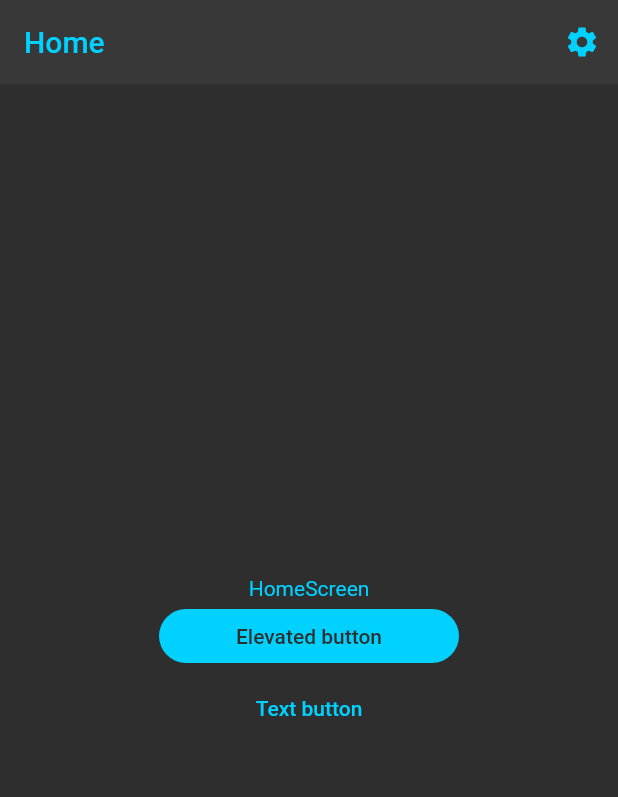
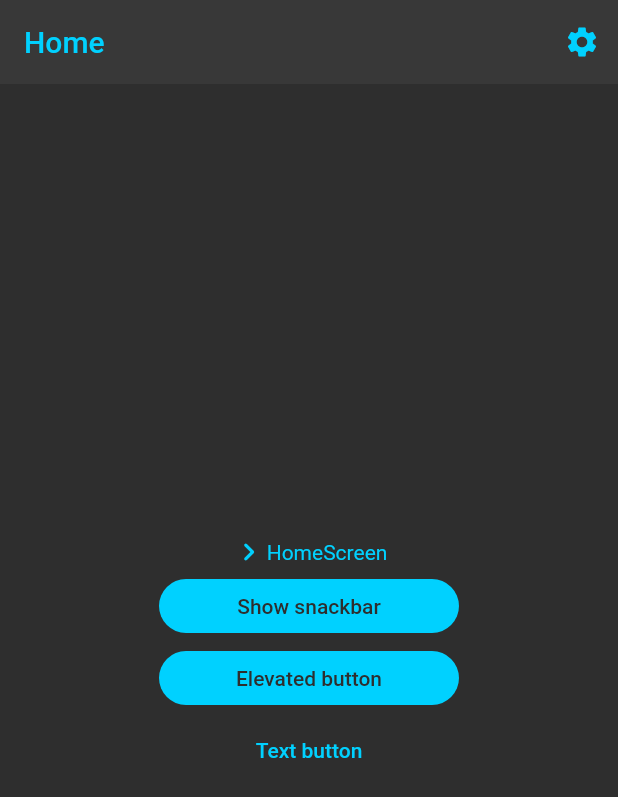
Before and after one commit to EstrellaPoot-Ksquare/tv_series_project, a Flutter app: the screen it shows after launch, on a phone screen of 412 x 824 dp. Shown: the top 797 px of the screen. Run offline on Flutter 3.47's test engine with Material 2 defaults, Android fonts, the light colour scheme and no system bars.

Commit message:
feat: add styles, constants and snackbar

```diff
--- a/lib/core/constants/colors.dart
+++ b/lib/core/constants/colors.dart
@@ -4,4 +4,6 @@ class AppColors {
   static Color appBarBg = const Color(0xff383838);
   static Color scaffoldBg = const Color(0xff2e2e2e);
   static Color main = const Color(0xff00d1ff);
+  static Color snackbarBg = const Color(0xfff25723);
+  static Color snackbarMsg = const Color(0xFFFFFFFF);
 }
--- a/lib/core/constants/icons.dart
+++ b/lib/core/constants/icons.dart
@@ -1,6 +1,7 @@
 import 'package:flutter/material.dart';
 
 class AppIcons {
-  static Icon settings = const Icon(Icons.settings);
-  static Icon find = const Icon(Icons.search_rounded);
+  static IconData settings = Icons.settings;
+  static IconData find = Icons.search_rounded;
+  static IconData menuItem = Icons.chevron_right_rounded;
 }
--- a/lib/core/styles/app_theme.dart
+++ b/lib/core/styles/app_theme.dart
@@ -22,9 +22,17 @@ class AppTheme {
     textButtonTheme: TextButtonThemeData(
       style: TextButton.styleFrom(
         foregroundColor: AppColors.main,
-        // textStyle: const TextStyle(
-        //   fontSize: 20,
-        // ),
+      ),
+    ),
+    snackBarTheme: SnackBarThemeData(
+      backgroundColor: AppColors.snackbarBg,
+      shape: RoundedRectangleBorder(
+        borderRadius: BorderRadius.circular(30.0),
+      ),
+      behavior: SnackBarBehavior.floating,
+      contentTextStyle: TextStyle(
+        color: AppColors.snackbarMsg,
+        fontWeight: FontWeight.bold,
       ),
     ),
   );
--- /dev/null
+++ b/lib/core/utils/snackbar_manager.dart
@@ -0,0 +1,23 @@
+import 'package:flutter/material.dart';
+
+class SnackbarManager {
+  displaySnackbar(context, text) {
+    ScaffoldMessenger.of(context).showSnackBar(
+      SnackBar(
+        content: Container(
+          alignment: Alignment.center,
+          height: 35,
+          child: Text(
+            '$text',
+          ),
+        ),
+        duration: const Duration(milliseconds: 1500),
+        width:
+            MediaQuery.of(context).size.width * 0.9, // Width of the SnackBar.
+        padding: const EdgeInsets.symmetric(
+          horizontal: 8.0, // Inner padding for SnackBar content.
+        ),
+      ),
+    );
+  }
+}
--- a/lib/screens/home_screen.dart
+++ b/lib/screens/home_screen.dart
@@ -1,6 +1,7 @@
 import 'package:flutter/material.dart';
 import 'package:tv_series_app/core/constants/colors.dart';
 import 'package:tv_series_app/core/constants/icons.dart';
+import 'package:tv_series_app/core/utils/snackbar_manager.dart';
 
 class HomeScreen extends StatelessWidget {
   const HomeScreen({super.key});
@@ -13,7 +14,7 @@ class HomeScreen extends StatelessWidget {
         actions: [
           IconButton(
             onPressed: () {},
-            icon: AppIcons.settings,
+            icon: Icon(AppIcons.settings),
           ),
         ],
       ),
@@ -21,10 +22,28 @@ class HomeScreen extends StatelessWidget {
         child: Column(
           mainAxisAlignment: MainAxisAlignment.center,
           children: [
-            Text(
-              'HomeScreen',
-              style: TextStyle(
-                color: AppColors.main,
+            Row(
+              mainAxisAlignment: MainAxisAlignment.center,
+              children: [
+                Icon(
+                  AppIcons.menuItem,
+                  color: AppColors.main,
+                ),
+                Text(
+                  'HomeScreen',
+                  style: TextStyle(
+                    color: AppColors.main,
+                  ),
+                ),
+              ],
+            ),
+            SizedBox(
+              width: 200,
+              child: ElevatedButton(
+                onPressed: () {
+                  SnackbarManager().displaySnackbar(context, 'My message');
+                },
+                child: const Text('Show snackbar'),
               ),
             ),
             SizedBox(
--- a/pubspec.yaml
+++ b/pubspec.yaml
@@ -21,3 +21,5 @@ dev_dependencies:
 
 flutter:
   uses-material-design: true
+  assets:
+    - images/
```
Also changed, not shown: images/jar_loading.gif (added).
